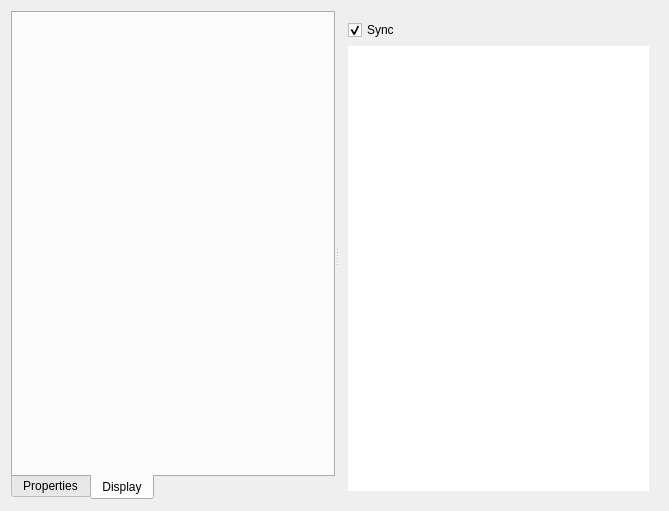
First picture: the form in profit/workbench/widgets/ui_messagedisplay.ui, repository hpsilva/profitpy, before the edit.
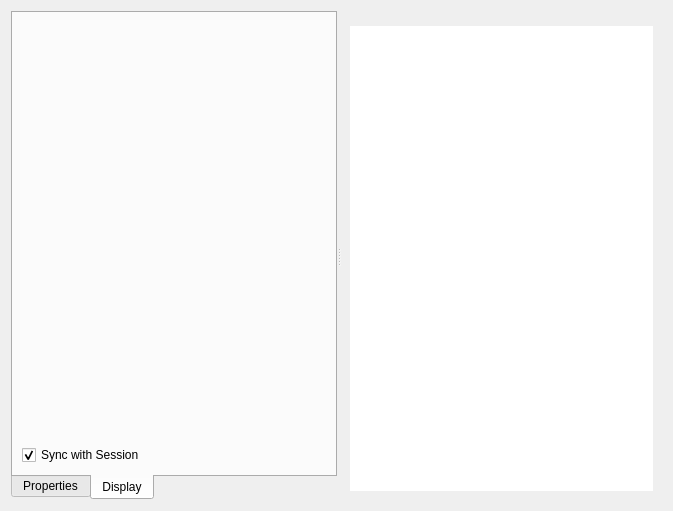
Second picture: the form after the edit. The open tabs and pages were chosen to show the change. Icons and pictures are not drawn. Custom widgets are drawn as their Qt base class.

Patch:
```diff
--- a/profit/workbench/widgets/ui_messagedisplay.ui
+++ b/profit/workbench/widgets/ui_messagedisplay.ui
@@ -5,7 +5,7 @@
    <rect>
     <x>0</x>
     <y>0</y>
-    <width>669</width>
+    <width>673</width>
     <height>511</height>
    </rect>
   </property>
@@ -81,7 +81,7 @@
         <rect>
          <x>0</x>
          <y>0</y>
-         <width>321</width>
+         <width>323</width>
          <height>457</height>
         </rect>
        </property>
@@ -103,6 +103,16 @@
           </property>
          </widget>
         </item>
+        <item>
+         <widget class="QCheckBox" name="syncSource" >
+          <property name="text" >
+           <string>Sync with Session</string>
+          </property>
+          <property name="checked" >
+           <bool>true</bool>
+          </property>
+         </widget>
+        </item>
        </layout>
       </widget>
      </widget>
@@ -122,16 +132,6 @@
       <layout class="QVBoxLayout" name="verticalLayout_2" >
        <item>
         <layout class="QHBoxLayout" name="horizontalLayout" >
-         <item>
-          <widget class="QCheckBox" name="syncSource" >
-           <property name="text" >
-            <string>Sync</string>
-           </property>
-           <property name="checked" >
-            <bool>true</bool>
-           </property>
-          </widget>
-         </item>
          <item>
           <widget class="FilterBar" native="1" name="filterBar" >
            <property name="sizePolicy" >
```
Left out of the diff: 6 changed lines with no effect on the pictures.
